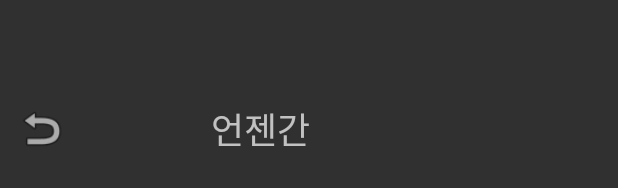
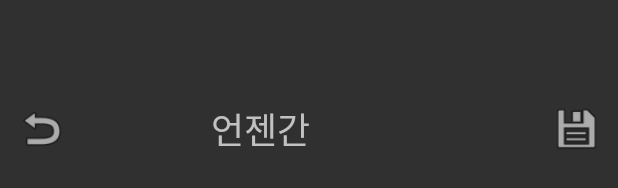
Before and after one commit to wdv96wdv/D-day, an Android app: the layout activity_actionbar.xml on its own in the app's theme, with its tools: preview values and no code run, on a phone screen of 412 x 824 dp. Shown: the part 489-677 px from the top of the screen. Run offline under Robolectric (Android 15) with nearby library versions, the phone set to English and light mode, and no system bars.

Commit message:
Merge remote-tracking branch 'origin/master'
# Conflicts:
#	app/src/main/java/halla/icsw/d_day/MainActivity.java

```diff
--- a/app/src/main/res/layout/activity_actionbar.xml
+++ b/app/src/main/res/layout/activity_actionbar.xml
@@ -17,6 +17,18 @@
         android:scaleType="fitCenter"
         android:onClick="backbtn"/>
 
+    <ImageButton
+        android:id="@+id/imageButton"
+        android:layout_width="35dp"
+        android:layout_height="35dp"
+        android:layout_alignParentRight="true"
+        android:layout_marginRight="10dp"
+        android:layout_centerVertical="true"
+        android:background="@android:color/transparent"
+        android:onClick="onclicksave"
+        android:scaleType="fitCenter"
+        app:srcCompat="@android:drawable/ic_menu_save"/>
+
     <TextView
         android:layout_width="130dp"
         android:layout_height="35dp"
--- a/app/src/main/res/layout/activity_list.xml
+++ b/app/src/main/res/layout/activity_list.xml
@@ -55,6 +55,7 @@
         android:layout_height="wrap_content"
         android:layout_centerInParent="true"
         android:fontFamily="@font/font1"
+        android:onClick="onclickbtn"
         android:textSize="25dp"/>
 
     <TextView
```
Also changed, not shown: app/src/main/java/halla/icsw/d_day/ListActivity.java (+10 -1 lines), app/src/main/java/halla/icsw/d_day/MainActivity.java (+16 -10 lines), app/src/main/res/layout/activity_main.xml (+21 -32 lines).
